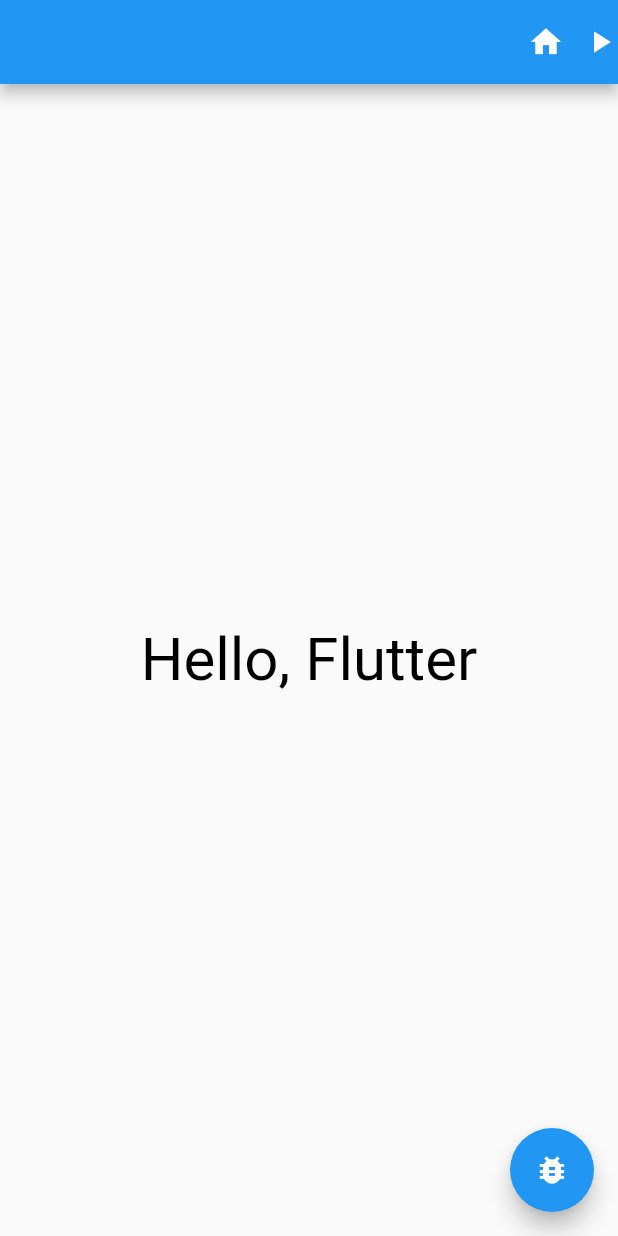
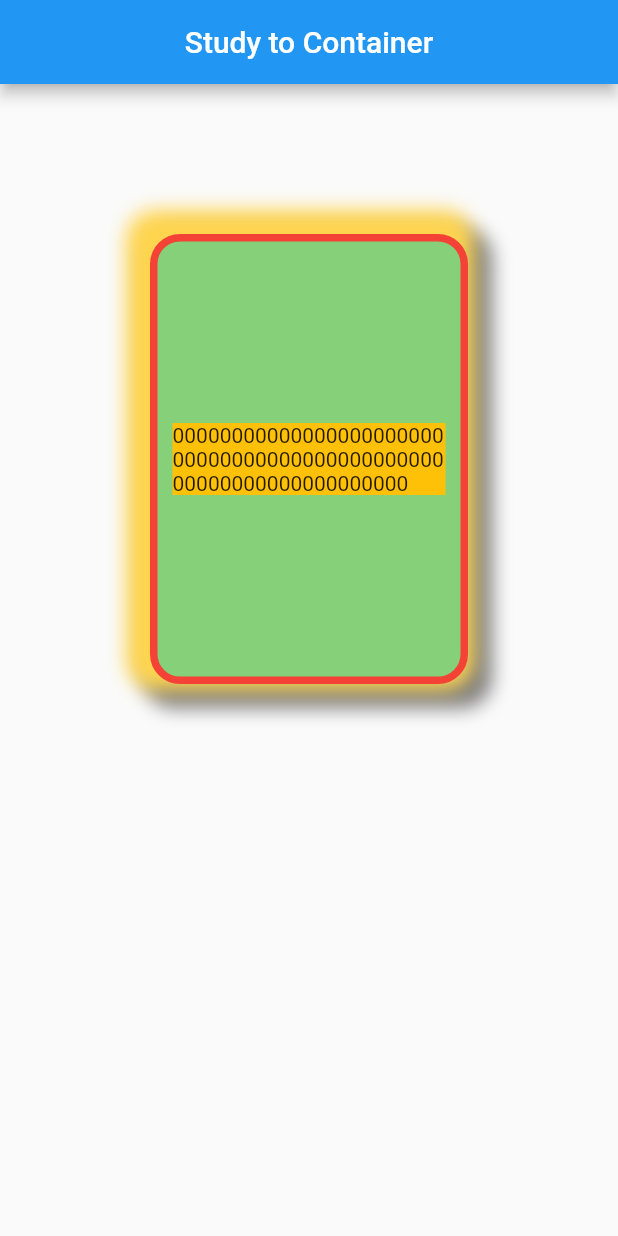
Before and after one commit to bluetype55/flutter-test, a Flutter app: the screen it shows after launch, on a phone screen of 412 x 824 dp. Run offline on Flutter 3.47's test engine with Material 2 defaults, Android fonts, the phone set to English and light mode, and no system bars.

Commit message:
Container, Center, Widget

```diff
--- a/basic/lib/main.dart
+++ b/basic/lib/main.dart
@@ -5,38 +5,56 @@ void main() {
     MaterialApp(
       home: Scaffold(
         appBar: AppBar(
-          actions: [
-            IconButton(
-              icon: Icon(Icons.home),
-              onPressed: () {
-                print('Tab!');
-              },
-            ),
-            Icon(Icons.play_arrow),
-          ],
+          title: Text('Study to Container'),
+          centerTitle: true,
         ),
-        body: TestWidget(),
-        floatingActionButton: FloatingActionButton(
-          child: Icon(Icons.bug_report),
-          onPressed: () {
-            print('Tab! FAB!');
-          },
-        ),
+        body: CustomContainer(),
       ),
     ),
   );
 }
 
-class TestWidget extends StatelessWidget {
-  const TestWidget({super.key});
+class CustomContainer extends StatelessWidget {
+  const CustomContainer({super.key});
 
   @override
   Widget build(BuildContext context) {
-    return SafeArea(
+    return Container(
+      width: 300,
+      height: 300,
+      padding: EdgeInsets.fromLTRB(10, 12, 10, 12),
+      decoration: BoxDecoration(
+        color: Color(0xFF85D078),
+        border: Border.all(
+          color: Colors.red,
+          width: 5,
+          style: BorderStyle.solid,
+        ),
+        borderRadius: BorderRadius.circular(20),
+        boxShadow: [
+          BoxShadow(
+            color: Colors.black.withOpacity(0.5),
+            offset: Offset(6, 6),
+            blurRadius:10,
+            spreadRadius:10,
+          ),
+          BoxShadow(
+            color: Colors.amber.shade300,
+            offset: Offset(-6, -6),
+            blurRadius:10,
+            spreadRadius:10,
+          ),
+        ],
+      ),
+      margin: EdgeInsets.symmetric(
+        vertical: 100,
+        horizontal: 100,
+      ),
       child: Center(
-        child: Text(
-          'Hello, Flutter',
-          style: TextStyle(color: Colors.black, fontSize: 40),
+        child: Container(
+          color: Colors.amber,
+          child: Text(
+              '000000000000000000000000000000000000000000000000000000000000000000'),
         ),
       ),
     );
```
